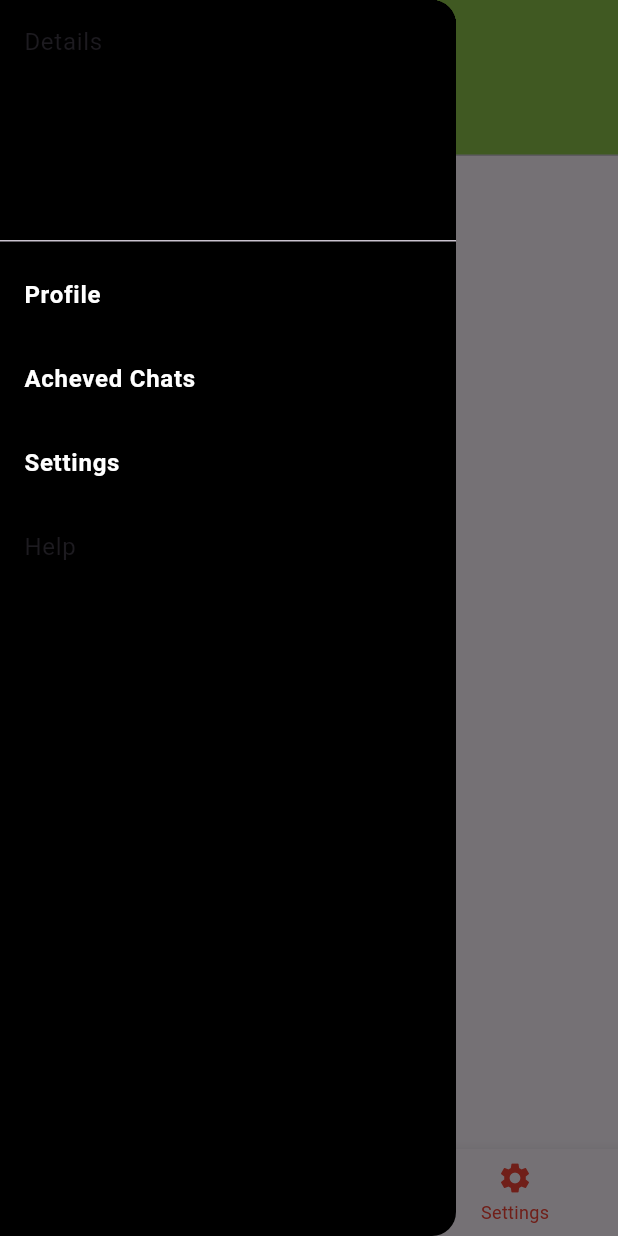
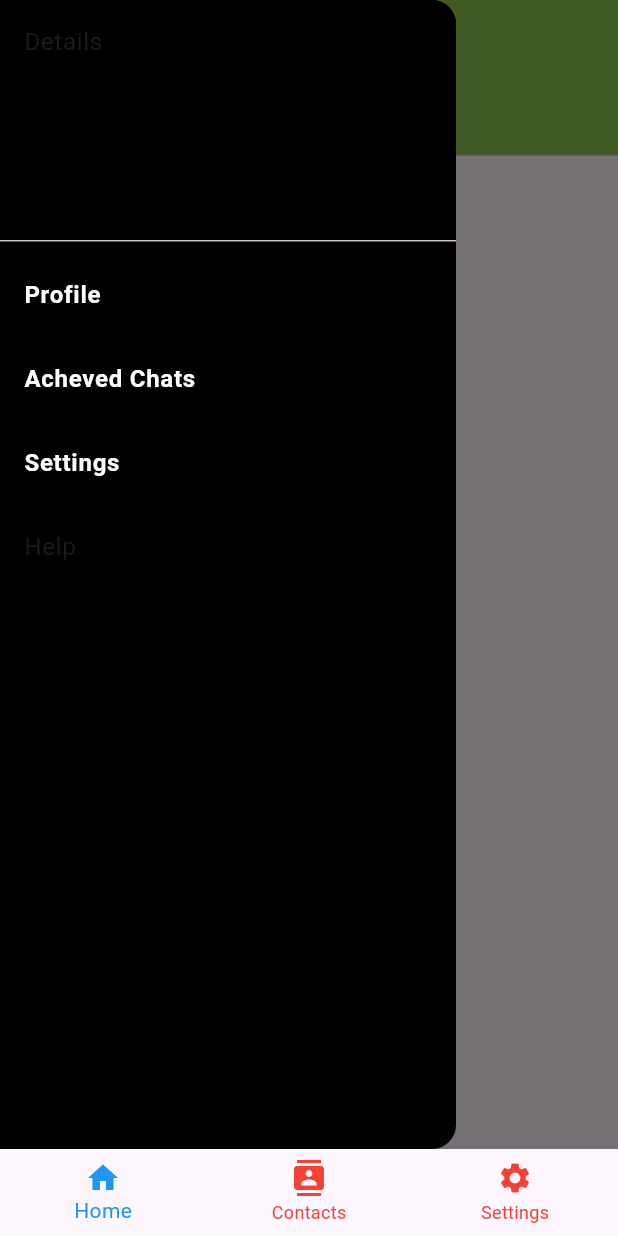
Before and after one commit to Amal168/flutter-projects, a Flutter app: the screen it shows after launch, with the side drawer open, on a phone screen of 412 x 824 dp. Run offline on Flutter 3.47's test engine with Material 3 defaults, Android fonts, the phone set to English and light mode, and no system bars; our stand-ins replace fluttertoast, image_picker, shared_preferences; key blocks and very long unbroken strings in the code were emptied for the run.

Commit message:
first commit

```diff
--- /dev/null
+++ b/lib/14-10-24-task/bottom.dart
@@ -0,0 +1,47 @@
+import 'package:flutter/material.dart';
+import 'package:flutterproject/14-10-24-task/whatsapp.dart';
+
+class BottomNavPage extends StatefulWidget {
+  const BottomNavPage({super.key});
+
+  @override
+  State<BottomNavPage> createState() => _BottomNavPageState();
+}
+
+class _BottomNavPageState extends State<BottomNavPage> {
+    int index = 0;
+  List bottombar = [
+    Whatsapp(),
+    Center(child: Text("Contacts")),
+    Center(child: Text("Settings")),
+  ];
+    void _onitemtapped(int changedindex) {
+    setState(() {
+      index=changedindex;
+    });
+  }
+  @override
+  Widget build(BuildContext context) {
+    return  Scaffold(
+      bottomNavigationBar: BottomNavigationBar(items: <BottomNavigationBarItem>[
+          BottomNavigationBarItem(icon: Icon(Icons.home),
+          label: "Home"
+          ),
+          BottomNavigationBarItem(icon: Icon(Icons.contacts),
+          label: "Contacts"
+          ),
+          BottomNavigationBarItem(icon: Icon(Icons.settings),
+          label: "Settings"
+          ),
+        ],
+        showSelectedLabels: true,
+        selectedItemColor: Colors.blue,
+        unselectedItemColor: Colors.red,
+        enableFeedback: true,
+        currentIndex: index,
+        onTap: _onitemtapped,
+        ),
+        body: bottombar[index],
+    );
+  }
+}
--- a/lib/14-10-24-task/whatsapp.dart
+++ b/lib/14-10-24-task/whatsapp.dart
@@ -11,17 +11,8 @@ class Whatsapp extends StatefulWidget {
 
 class _WhatsappState extends State<Whatsapp>
     with SingleTickerProviderStateMixin {
-  int index = 0;
-  List bottombar = [
-    Text("Home"),
-    Text("Contacts"),
-    Text("Settings"),
-  ];
-  void _onitemtapped(int changedindex) {
-    setState(() {
-      index=changedindex;
-    });
-  }
+
+
 
   late TabController _tabController;
   @override
@@ -55,24 +46,7 @@ class _WhatsappState extends State<Whatsapp>
             ),
           ]),
         ),
-        bottomNavigationBar: BottomNavigationBar(items: <BottomNavigationBarItem>[
-          BottomNavigationBarItem(icon: Icon(Icons.home),
-          label: "Home"
-          ),
-          BottomNavigationBarItem(icon: Icon(Icons.contacts),
-          label: "Contacts"
-          ),
-          BottomNavigationBarItem(icon: Icon(Icons.settings),
-          label: "Settings"
-          ),
-        ],
-        showSelectedLabels: true,
-        selectedItemColor: Colors.blue,
-        unselectedItemColor: Colors.red,
-        enableFeedback: true,
-        currentIndex: index,
-        onTap: _onitemtapped,
-        ),
+
         drawer: Drawer(
           backgroundColor: Colors.black,
           child: ListView(
--- a/lib/main.dart
+++ b/lib/main.dart
@@ -15,6 +15,7 @@ import 'package:flutterproject/09-10-24-task/storescreen.dart';
 import 'package:flutterproject/10-10-24-task/Tabsection2.dart';
 import 'package:flutterproject/10-10-24-task/homeScreen1.dart';
 import 'package:flutterproject/11-10-24-task/sharedprefirenceEx.dart';
+import 'package:flutterproject/14-10-24-task/bottom.dart';
 import 'package:flutterproject/14-10-24-task/whatsapp.dart';
 import 'package:flutterproject/19_09_24_task/chessboard.dart';
 import 'package:flutterproject/19_09_24_task/circle.dart';
@@ -61,7 +62,7 @@ class MyApp extends StatelessWidget {
       // home:  CounterScreen(),
       // home:  NameStorageScreen(),
       // home: Homescreen1(),
-      home: Whatsapp(),
+      home: BottomNavPage(),
 
 
       // routes:  {
```
